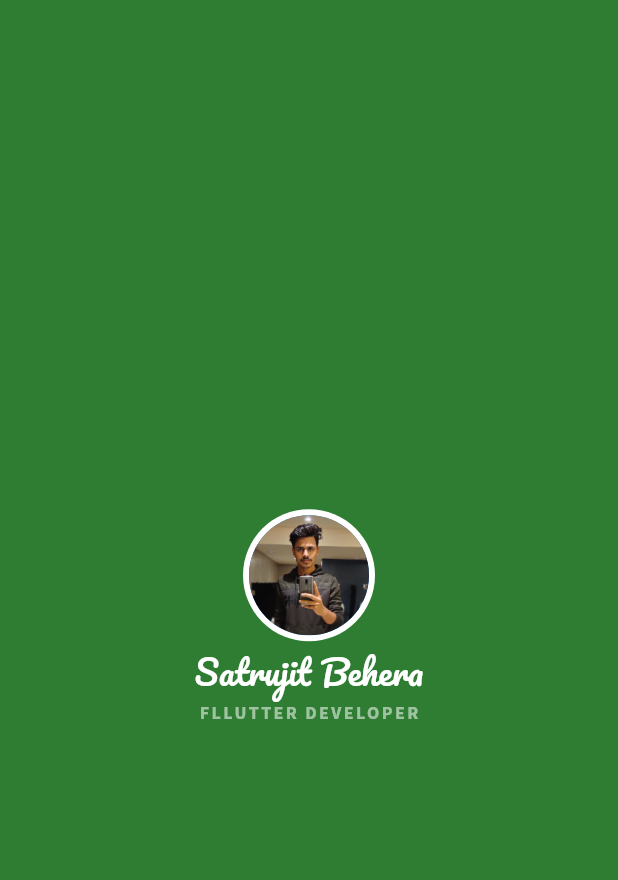
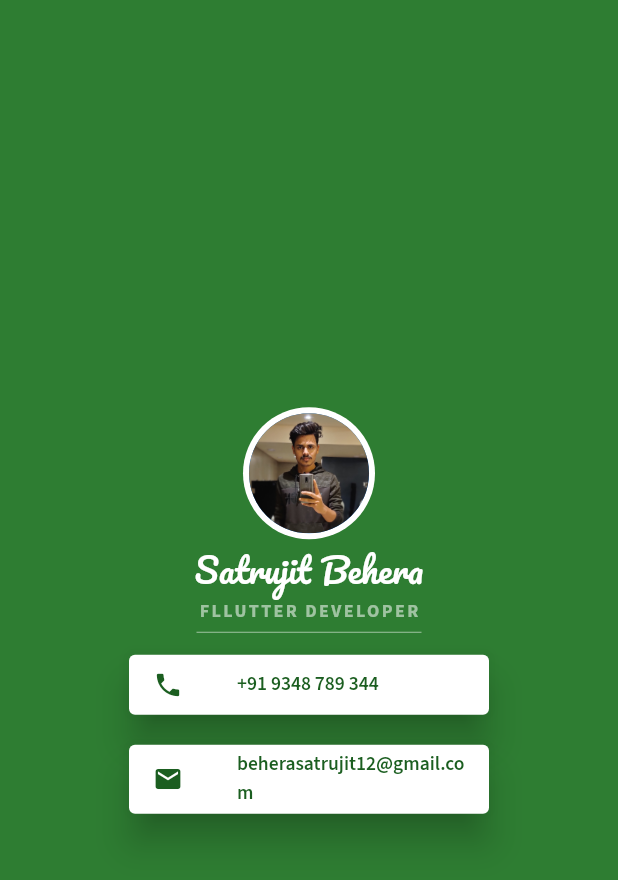
Before and after one commit to satrujit11/MiApp, a Flutter app: the screen it shows after launch, on a phone screen of 412 x 824 dp. Shown: the top 880 px of the screen. Run offline on Flutter 3.47's test engine with Material 2 defaults, Android fonts, the phone set to English and light mode, and no system bars; our stand-ins replace google_fonts.

Commit message:
added contact details

```diff
--- a/lib/main.dart
+++ b/lib/main.dart
@@ -45,6 +45,65 @@ class MyApp extends StatelessWidget {
                     fontWeight: FontWeight.bold,
                   ),
                 ),
+                SizedBox(
+                  height: 10,
+                  width: 150,
+                  child: Divider(
+                    color: Colors.white54,
+                  ),
+                ),
+                SizedBox(
+                  width: 260,
+                  child: Card(
+                    color: Colors.white,
+                    elevation: 10,
+                    margin: EdgeInsets.symmetric(vertical: 10, horizontal: 10),
+                    child: ListTile(
+                      visualDensity: VisualDensity(horizontal: 0, vertical: -4),
+                      leading: Icon(
+                        Icons.phone,
+                        size: 20,
+                        color: Colors.green[900],
+                      ),
+                      title: Text(
+                        '+91 9348 789 344',
+                        style: GoogleFonts.sourceSansPro(
+                          textStyle: TextStyle(
+                            fontSize: 13,
+                            color: Colors.green[900],
+                            fontWeight: FontWeight.w600,
+                          ),
+                        ),
+                      ),
+                    ),
+                  ),
+                ),
+                SizedBox(
+                  width: 260,
+                  child: Card(
+                    color: Colors.white,
+                    elevation: 10,
+                    margin: EdgeInsets.symmetric(vertical: 10, horizontal: 10),
+                    child: ListTile(
+                      visualDensity: VisualDensity(horizontal: 0, vertical: -4),
+                      leading: Icon(
+                        Icons.email,
+                        size: 20,
+                        color: Colors.green[900],
+                      ),
+                      title: Text(
+                        'beherasatrujit12@gmail.com',
+                        style: GoogleFonts.sourceSansPro(
+                          textStyle: TextStyle(
+                            fontSize: 13,
+                            color: Colors.green[900],
+                            fontWeight: FontWeight.w600,
+                          ),
+                        ),
+                      ),
+                    ),
+                  ),
+                ),
               ],
             ),
           ),
```
